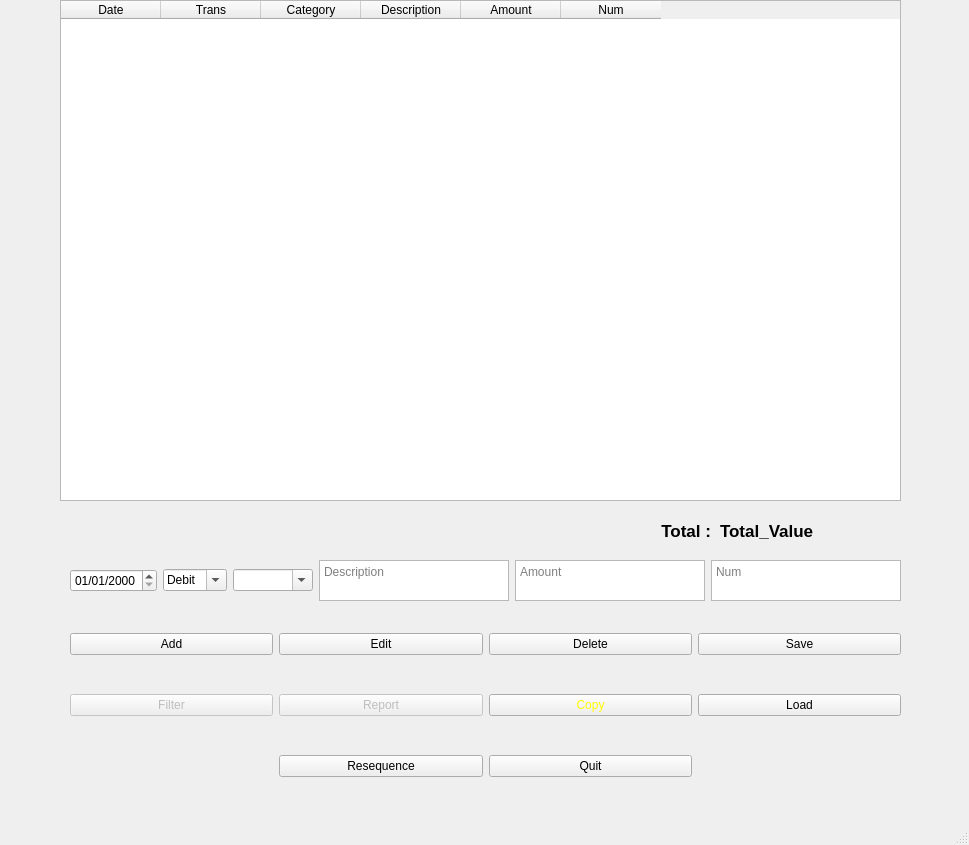
Old version of the form UI/mainWindow.ui in the repository amkirby/Checkbook.
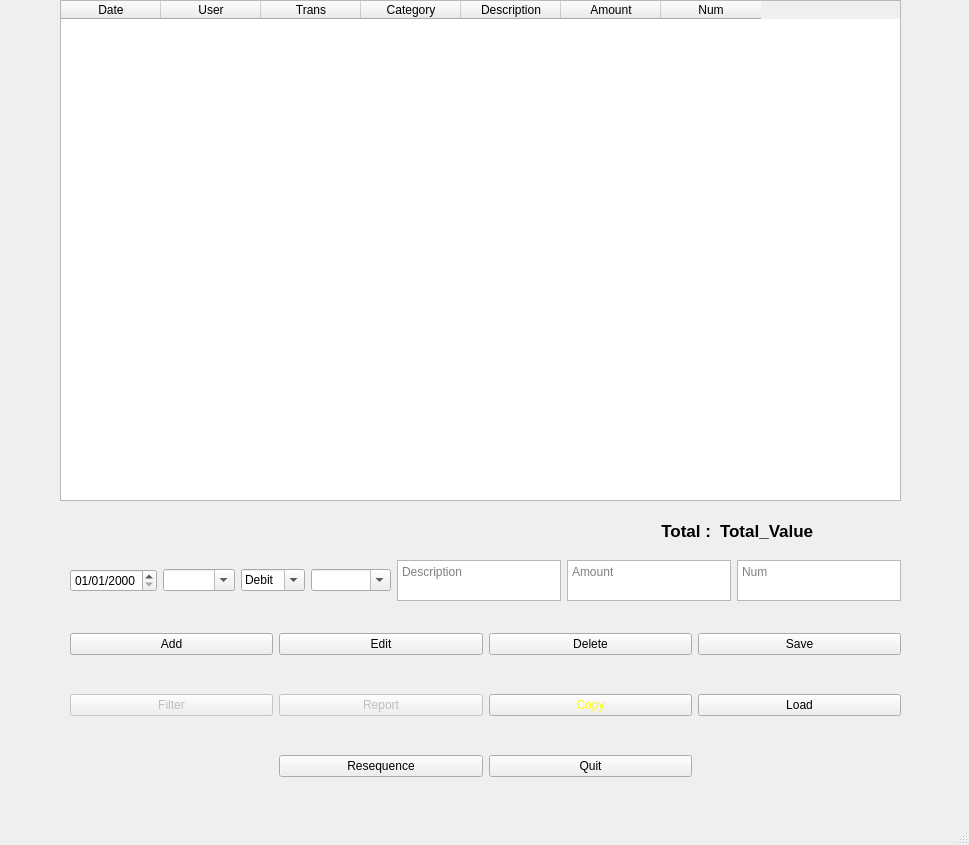
New version of the form.

Commit message: Add User to register

The edit to the form file:
```diff
--- a/UI/mainWindow.ui
+++ b/UI/mainWindow.ui
@@ -37,6 +37,13 @@
        </property>
       </widget>
      </item>
+     <item>
+      <widget class="QComboBox" name="Add_User">
+       <property name="editable">
+        <bool>true</bool>
+       </property>
+      </widget>
+     </item>
      <item>
       <widget class="QComboBox" name="Add_Trans">
        <property name="editable">
@@ -140,6 +147,11 @@
       <string>Date</string>
      </property>
     </column>
+    <column>
+     <property name="text">
+      <string>User</string>
+     </property>
+    </column>
     <column>
      <property name="text">
       <string>Trans</string>
```
The commit also changes 10 other files.
